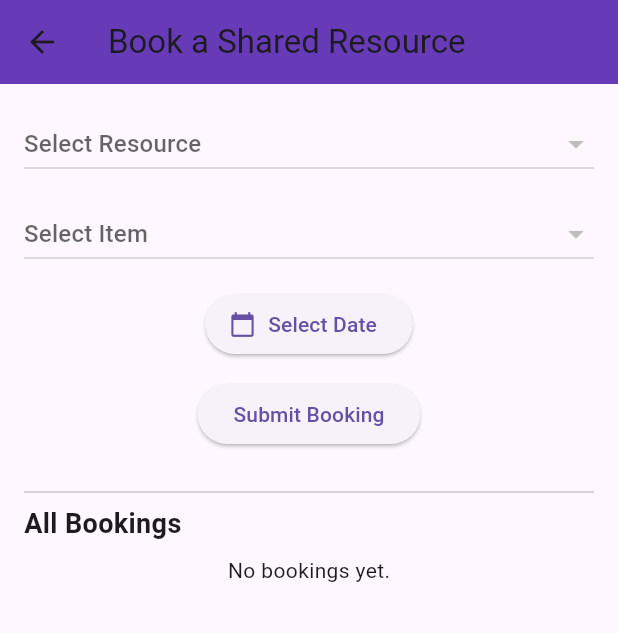
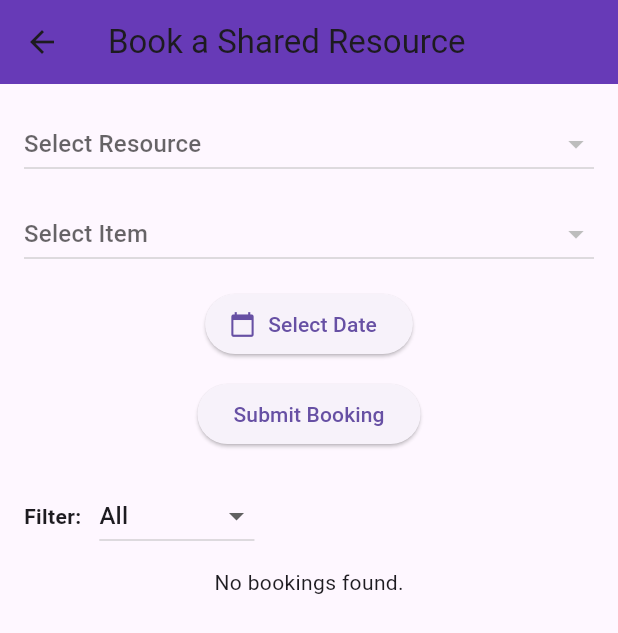
Before and after one commit to Jayashree-Elumalai/communa_app, a Flutter app: the BookingPage screen opened directly, on a phone screen of 412 x 824 dp. Shown: the top 633 px of the screen. Run offline on Flutter 3.47's test engine with Material 3 defaults, Android fonts, the phone set to English and light mode, and no system bars; our stand-ins replace cloud_firestore, firebase_auth, firebase_core, table_calendar; accounts and stored records are empty.

Commit message:
Update booking_pg.dart
1

```diff
--- a/lib/screens/booking_pg.dart
+++ b/lib/screens/booking_pg.dart
@@ -20,6 +20,8 @@ class _BookingPageState extends State<BookingPage> {
   List<QueryDocumentSnapshot> resources = [];
   List<QueryDocumentSnapshot> items = [];
   final user = FirebaseAuth.instance.currentUser;
+
+  String filterStatus = 'all'; // 'all', 'upcoming', 'completed'
 
   @override
   void initState() {
@@ -97,6 +99,7 @@ class _BookingPageState extends State<BookingPage> {
         'itemName': selectedItemName,
         'date': Timestamp.fromDate(selectedDate!),
         'userId': user!.uid,
+        'status': 'upcoming',
         'createdAt': FieldValue.serverTimestamp(),
       });
 
@@ -105,7 +108,6 @@ class _BookingPageState extends State<BookingPage> {
         const SnackBar(content: Text('Booking submitted')),
       );
 
-      if (!mounted) return;
       setState(() {
         selectedResourceId = null;
         selectedItemId = null;
@@ -134,7 +136,7 @@ class _BookingPageState extends State<BookingPage> {
           ),
           TextButton(
             onPressed: () async {
-              Navigator.of(context).pop(); // Close dialog
+              Navigator.of(context).pop();
               try {
                 await FirebaseFirestore.instance
                     .collection('bookings')
@@ -156,8 +158,34 @@ class _BookingPageState extends State<BookingPage> {
     );
   }
 
+  void _markAsCompleted(String bookingId) async {
+    try {
+      await FirebaseFirestore.instance
+          .collection('bookings')
+          .doc(bookingId)
+          .update({'status': 'completed'});
+
+      ScaffoldMessenger.of(context).showSnackBar(
+        const SnackBar(content: Text('Marked as completed')),
+      );
+    } catch (e) {
+      ScaffoldMessenger.of(context).showSnackBar(
+        SnackBar(content: Text('Failed to update status: $e')),
+      );
+    }
+  }
+
   @override
   Widget build(BuildContext context) {
+    Query<Map<String, dynamic>> query =
+    FirebaseFirestore.instance.collection('bookings');
+
+    if (filterStatus != 'all') {
+      query = query.where('status', isEqualTo: filterStatus);
+    }
+
+    query = query.orderBy('date');
+
     return Scaffold(
       appBar: AppBar(
         title: const Text('Book a Shared Resource'),
@@ -228,21 +256,32 @@ class _BookingPageState extends State<BookingPage> {
               child: const Text('Submit Booking'),
             ),
             const SizedBox(height: 20),
-            const Divider(),
-            const Align(
-              alignment: Alignment.centerLeft,
-              child: Text(
-                'All Bookings',
-                style: TextStyle(fontSize: 18, fontWeight: FontWeight.bold),
-              ),
+            Row(
+              children: [
+                const Text(
+                  'Filter:',
+                  style: TextStyle(fontWeight: FontWeight.bold),
+                ),
+                const SizedBox(width: 12),
+                DropdownButton<String>(
+                  value: filterStatus,
+                  items: const [
+                    DropdownMenuItem(value: 'all', child: Text('All')),
+                    DropdownMenuItem(value: 'upcoming', child: Text('Upcoming')),
+                    DropdownMenuItem(value: 'completed', child: Text('Completed')),
+                  ],
+                  onChanged: (value) {
+                    setState(() {
+                      filterStatus = value!;
+                    });
+                  },
+                ),
+              ],
             ),
-            const SizedBox(height: 8),
+            const SizedBox(height: 10),
             Expanded(
               child: StreamBuilder<QuerySnapshot>(
-                stream: FirebaseFirestore.instance
-                    .collection('bookings')
-                    .orderBy('date')
-                    .snapshots(),
+                stream: query.snapshots(),
                 builder: (context, snapshot) {
                   if (snapshot.hasError) {
                     return const Text('Error loading bookings.');
@@ -255,7 +294,7 @@ class _BookingPageState extends State<BookingPage> {
                   final bookings = snapshot.data!.docs;
 
                   if (bookings.isEmpty) {
-                    return const Text('No bookings yet.');
+                    return const Text('No bookings found.');
                   }
 
                   return ListView.builder(
@@ -265,6 +304,7 @@ class _BookingPageState extends State<BookingPage> {
                       bookings[index].data() as Map<String, dynamic>;
                       final resourceName = data['resourceName'] ?? '';
                       final itemName = data['itemName'] ?? '';
+                      final status = data['status'] ?? 'unknown';
                       final timestamp = data['date'] as Timestamp?;
                       final dateStr = timestamp != null
                           ? DateFormat.yMMMd().format(timestamp.toDate())
@@ -274,13 +314,26 @@ class _BookingPageState extends State<BookingPage> {
                         margin: const EdgeInsets.symmetric(vertical: 6),
                         child: ListTile(
                           title: Text('$resourceName - $itemName'),
-                          subtitle: Text(dateStr),
-                          trailing: data['userId'] == user?.uid
-                              ? IconButton(
-                            icon: const Icon(Icons.delete, color: Colors.red),
-                            onPressed: () => _confirmDelete(bookings[index].id),
-                          )
-                              : null,
+                          subtitle: Text('$dateStr\nStatus: $status'),
+                          isThreeLine: true,
+                          trailing: Row(
+                            mainAxisSize: MainAxisSize.min,
+                            children: [
+                              if (data['userId'] == user?.uid &&
+                                  data['status'] == 'upcoming')
+                                IconButton(
+                                  icon: const Icon(Icons.check, color: Colors.green),
+                                  tooltip: 'Mark as completed',
+                                  onPressed: () => _markAsCompleted(bookings[index].id),
+                                ),
+                              if (data['userId'] == user?.uid)
+                                IconButton(
+                                  icon: const Icon(Icons.delete, color: Colors.red),
+                                  tooltip: 'Cancel booking',
+                                  onPressed: () => _confirmDelete(bookings[index].id),
+                                ),
+                            ],
+                          ),
                         ),
                       );
                     },
```
